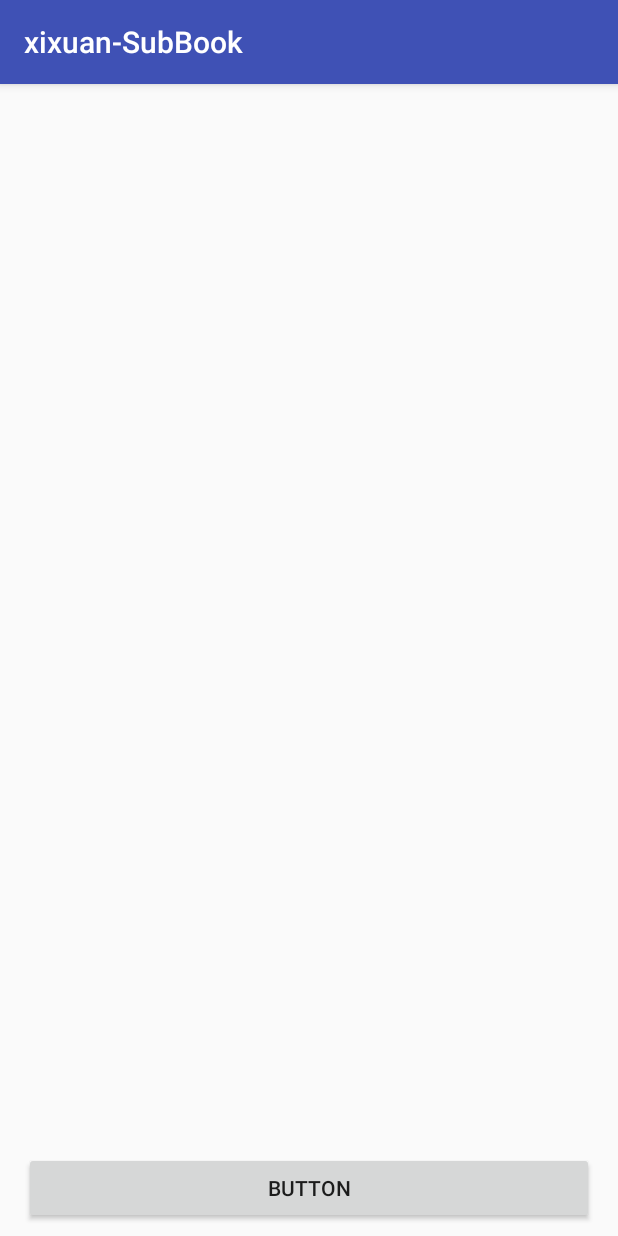
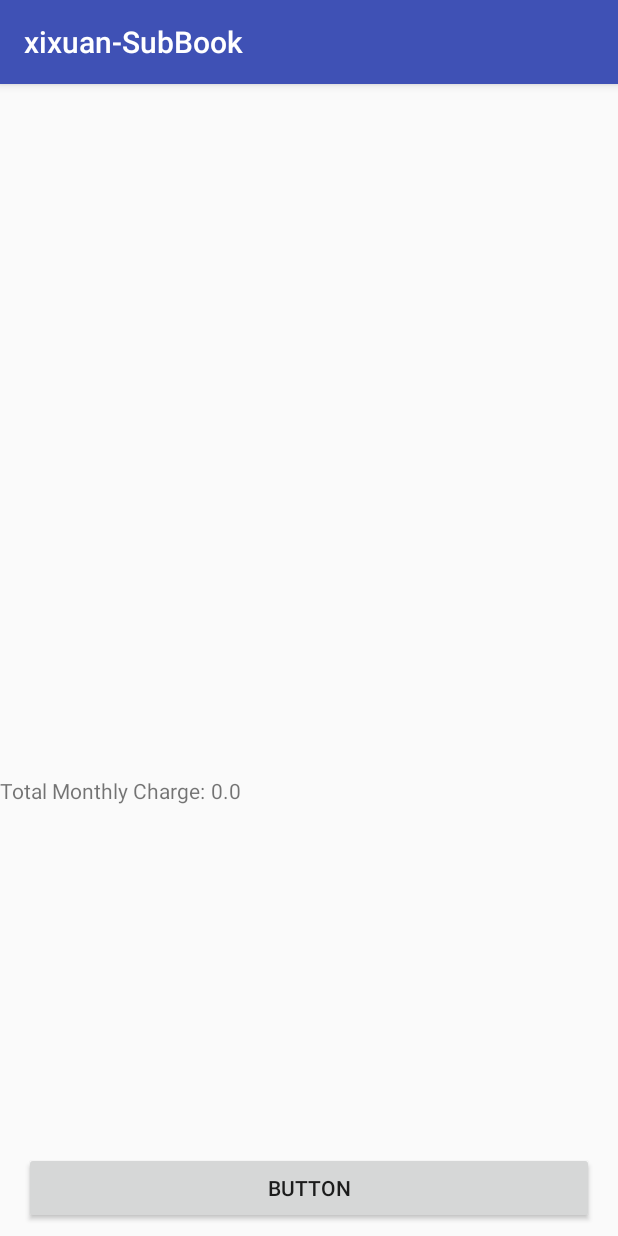
Before and after one commit to songxixuan/xixuan-SubBook, an Android app: the screen it shows after launch (MainActivity), on a phone screen of 412 x 824 dp. Run offline under Robolectric (Android 15) with nearby library versions, the phone set to English and light mode, and no system bars.

Commit message:
Final Commit

```diff
--- a/app/src/main/java/com/example/songxixuan/xixuan_subbook/Data.java
+++ b/app/src/main/java/com/example/songxixuan/xixuan_subbook/Data.java
@@ -25,7 +25,7 @@ import static android.provider.Telephony.Mms.Part.FILENAME;
 public class Data {
     private static  Data ourInstance;
 
-    private ArrayList<Subscription> subscriptions;
+    private static ArrayList<Subscription> subscriptions;
 
     public static Data getInstance() {
         return ourInstance;
@@ -86,4 +86,15 @@ public class Data {
             throw new RuntimeException();
         }
     }
+
+    public static double MoneyCalculator(){
+        double Money = 0.0;
+
+
+        for (Subscription sub : subscriptions){
+            Money = Money + sub.getCharge();
         }
+
+        return Money;
+    }
+}
--- a/app/src/main/java/com/example/songxixuan/xixuan_subbook/MainActivity.java
+++ b/app/src/main/java/com/example/songxixuan/xixuan_subbook/MainActivity.java
@@ -8,6 +8,7 @@ import android.view.View;
 import android.widget.AdapterView;
 import android.widget.ArrayAdapter;
 import android.widget.ListView;
+import android.widget.TextView;
 
 public class MainActivity extends AppCompatActivity {
     private ListView listView;
@@ -37,8 +38,11 @@ public class MainActivity extends AppCompatActivity {
     @Override
     protected void onStart() {
         super.onStart();
-        //Data.loadFromFile(this);
         listView.setAdapter(arrayAdapter);
+        TextView display = findViewById(R.id.MoneyOutput);
+        //double money = Data.MoneyCalculator();
+        display.setText(String.valueOf(Data.MoneyCalculator()));
+
     }
 
     public void onButtonAddClicked(View view){
--- a/app/src/main/res/layout/activity_main.xml
+++ b/app/src/main/res/layout/activity_main.xml
@@ -6,21 +6,6 @@
     android:layout_height="match_parent"
     tools:context="com.example.songxixuan.xixuan_subbook.MainActivity">
 
-
-    <ListView
-        android:id="@+id/list_view"
-        android:layout_width="368dp"
-        android:layout_height="0dp"
-        android:layout_marginEnd="8dp"
-        android:layout_marginStart="8dp"
-        android:layout_marginTop="8dp"
-        app:layout_constraintBottom_toTopOf="@id/button_add"
-        app:layout_constraintEnd_toEndOf="parent"
-        app:layout_constraintStart_toStartOf="parent"
-        app:layout_constraintTop_toTopOf="parent">
-
-
-    </ListView>
 
     <Button
         android:id="@+id/button_add"
@@ -35,4 +20,39 @@
         app:layout_constraintEnd_toEndOf="parent"
         app:layout_constraintStart_toStartOf="parent" />
 
+    <TextView
+        android:id="@+id/textView5"
+        android:layout_width="wrap_content"
+        android:layout_height="0dp"
+        android:layout_marginTop="4dp"
+        android:text="Total Monthly Charge:"
+        app:layout_constraintTop_toBottomOf="@+id/list_view"
+        tools:layout_editor_absoluteX="8dp" />
+
+    <TextView
+        android:id="@+id/MoneyOutput"
+        android:layout_width="wrap_content"
+        android:layout_height="wrap_content"
+        android:layout_marginStart="4dp"
+        android:layout_marginTop="4dp"
+        app:layout_constraintStart_toEndOf="@+id/textView5"
+        app:layout_constraintTop_toBottomOf="@+id/list_view" />
+
+    <ListView
+        android:id="@+id/list_view"
+        android:layout_width="368dp"
+        android:layout_height="415dp"
+        android:layout_marginEnd="8dp"
+        android:layout_marginStart="8dp"
+        android:layout_marginTop="8dp"
+        app:layout_constraintBottom_toTopOf="@id/button_add"
+        app:layout_constraintEnd_toEndOf="parent"
+        app:layout_constraintHorizontal_bias="0.0"
+        app:layout_constraintStart_toStartOf="parent"
+        app:layout_constraintTop_toTopOf="parent"
+        app:layout_constraintVertical_bias="0.117">
+
+
+    </ListView>
+
 </android.support.constraint.ConstraintLayout>
```
Lines whose indentation alone changed are shown as unchanged.
